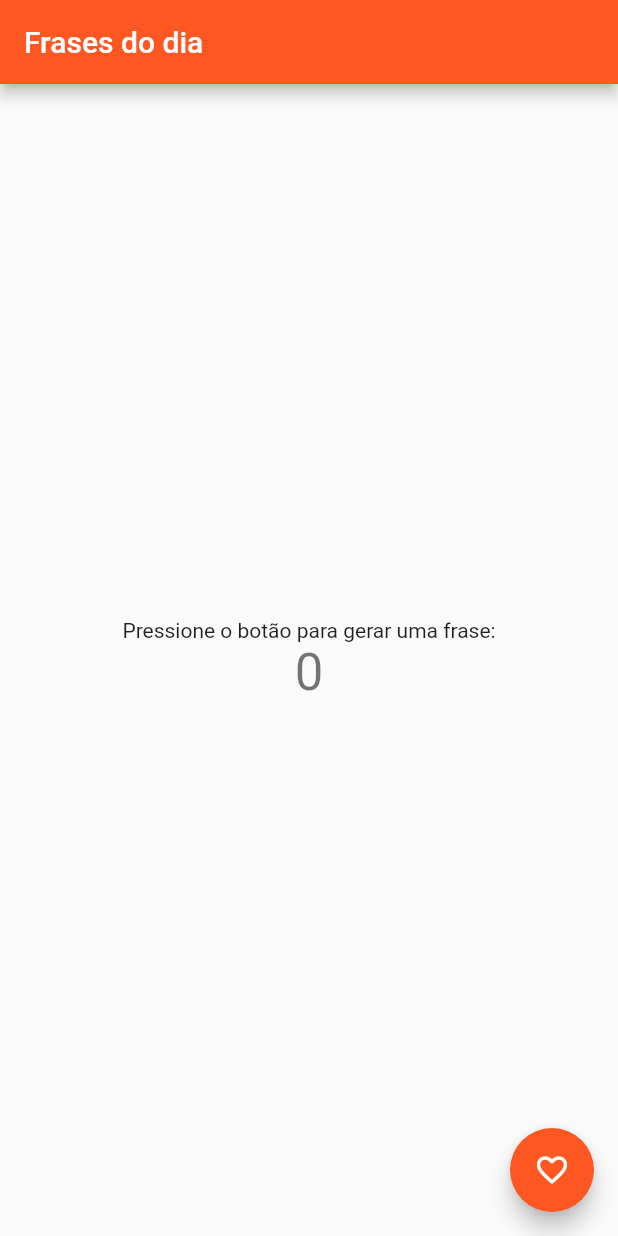
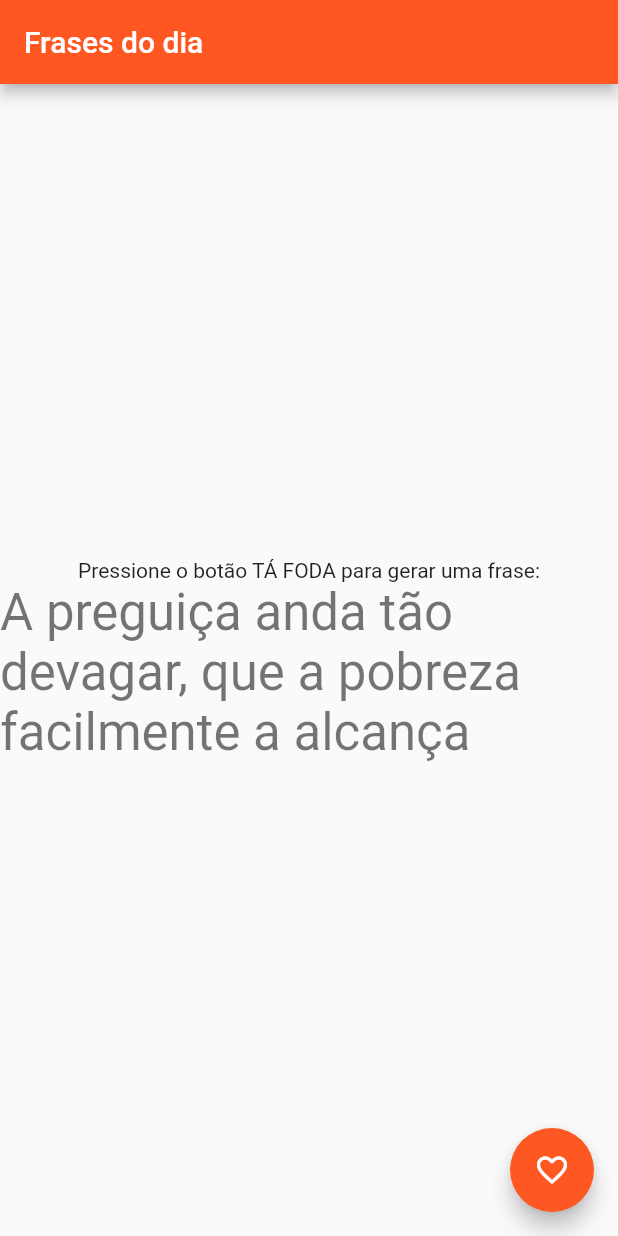
Before and after one commit to rodrigoalien/primeiro_app_flutter, a Flutter app: the screen it shows after launch, on a phone screen of 412 x 824 dp. Run offline on Flutter 3.47's test engine with Material 2 defaults, Android fonts, the phone set to English and light mode, and no system bars.

```diff
--- a/lib/main.dart
+++ b/lib/main.dart
@@ -47,6 +47,12 @@ class MyHomePage extends StatefulWidget {
 
 class _MyHomePageState extends State<MyHomePage> {
   int _numeroAleatorio = 0;
+  List _frases = [
+    'A preguiça anda tão devagar, que a pobreza facilmente a alcança',
+    'Aja antes de falar e, portanto, fale de acordo com os seus atos',
+    'Transportai um punhado de terra todos os dias e fareis uma montanha.',
+    'Que desiste nunca vence- só vence quem nunca desiste.'
+  ];
 
   void _incrementCounter() {
     setState(() {
@@ -94,10 +100,10 @@ class _MyHomePageState extends State<MyHomePage> {
           mainAxisAlignment: MainAxisAlignment.center,
           children: <Widget>[
             Text(
-              'Pressione o botão para gerar uma frase:',
+              'Pressione o botão TÁ FODA para gerar uma frase:',
             ),
             Text(
-              '$_numeroAleatorio',
+              _frases[_numeroAleatorio],
               style: Theme.of(context).textTheme.display1,
             ),
           ],
```
